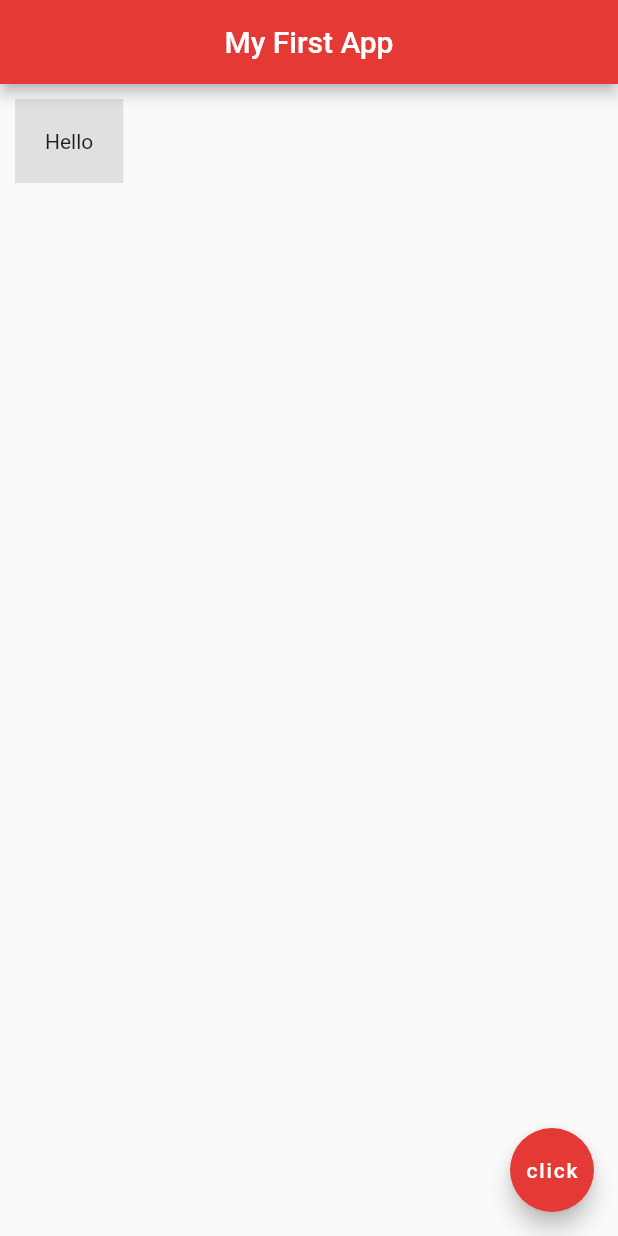
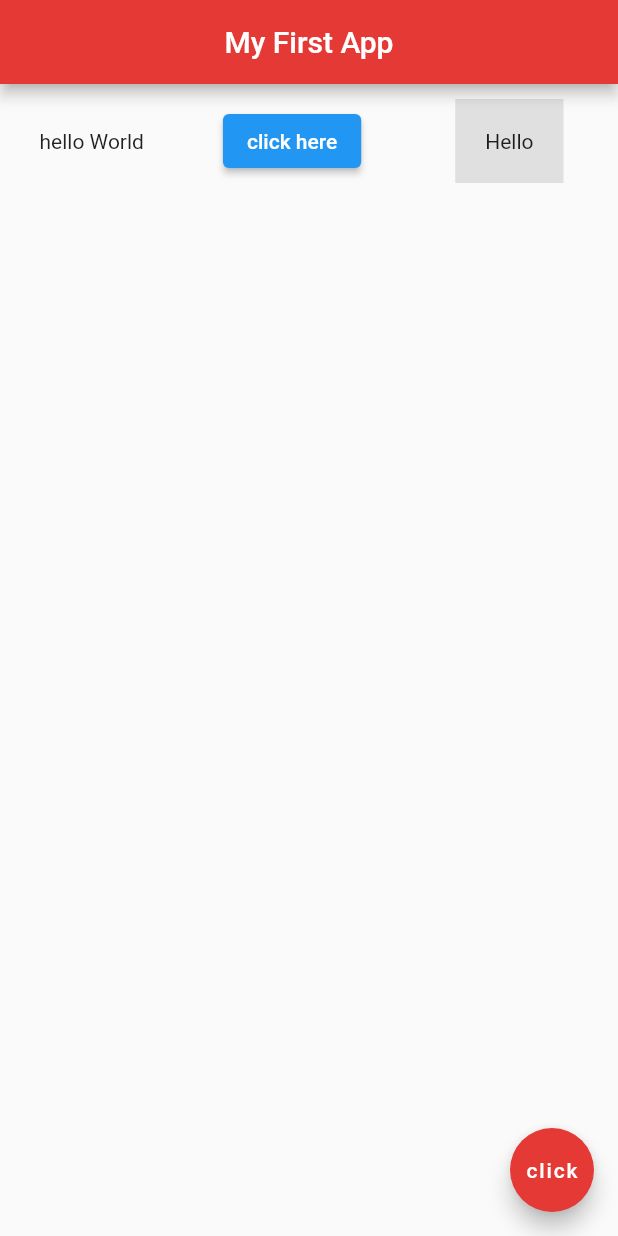
Before and after one commit to arshedgithub/Flutter-with-Net-Ninja, a Flutter app: the screen it shows after launch, on a phone screen of 412 x 824 dp. Run offline on Flutter 3.47's test engine with Material 2 defaults, Android fonts, the phone set to English and light mode, and no system bars.

Commit message:
add widgets into row

```diff
--- a/lib/main.dart
+++ b/lib/main.dart
@@ -16,11 +16,21 @@ class Home extends StatelessWidget {
         backgroundColor: Colors.red[600],
       ),
 
-      body: Container(
-        color: Colors.grey[300],
-        child: Text('Hello'),
-        padding: EdgeInsets.all(20.0),
-        margin: EdgeInsets.all(10.0),
+      body: Row(
+        mainAxisAlignment: MainAxisAlignment.spaceAround,
+        children: [
+          Text('hello World'),
+          ElevatedButton(
+            onPressed: (){},
+            child: Text('click here'),
+          ),
+          Container(
+            color: Colors.grey[300],
+            child: Text('Hello'),
+            padding: EdgeInsets.all(20.0),
+            margin: EdgeInsets.all(10.0),
+          ),
+        ],
       ),
 
       floatingActionButton: FloatingActionButton(
```
